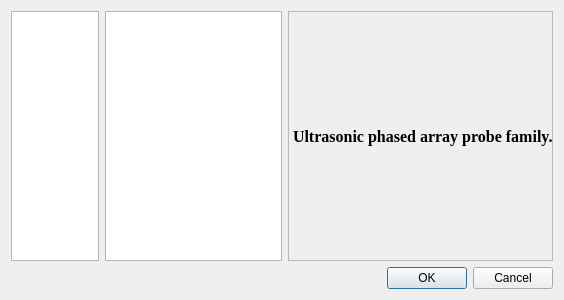
Qt form ui/menu/probe_part/probe_dialog.ui (15903016222/Voice) before a commit.
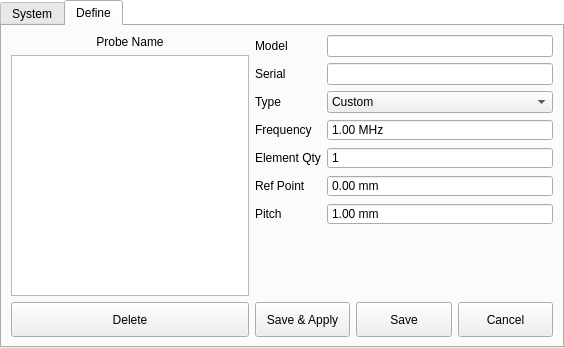
The same form after that commit. The open tabs and pages were chosen to show the change.

Commit message: 修改: Probe增加保存接口；ProbeDialog增加自定义设置

What changed in the file:
```diff
--- a/ui/menu/probe_part/probe_dialog.ui
+++ b/ui/menu/probe_part/probe_dialog.ui
@@ -7,16 +7,58 @@
     <x>0</x>
     <y>0</y>
     <width>564</width>
-    <height>300</height>
+    <height>348</height>
    </rect>
   </property>
   <property name="windowTitle">
    <string>Dialog</string>
   </property>
+  <property name="styleSheet">
+   <string notr="true">QDialog {
+background-color: rgba(255, 255, 255, 0);
+}</string>
+  </property>
   <layout class="QVBoxLayout" name="verticalLayout">
+   <property name="spacing">
+    <number>0</number>
+   </property>
+   <property name="leftMargin">
+    <number>0</number>
+   </property>
+   <property name="topMargin">
+    <number>0</number>
+   </property>
+   <property name="rightMargin">
+    <number>0</number>
+   </property>
+   <property name="bottomMargin">
+    <number>0</number>
+   </property>
+   <item>
+    <widget class="QTabWidget" name="tabWidget">
+     <property name="currentIndex">
+      <number>0</number>
+     </property>
+     <widget class="QWidget" name="systemTab">
+      <attribute name="title">
+       <string>System</string>
+      </attribute>
+      <layout class="QVBoxLayout" name="verticalLayout_9">
    <item>
     <layout class="QHBoxLayout" name="horizontalLayout" stretch="1,2,3">
      <item>
+          <layout class="QVBoxLayout" name="verticalLayout_4" stretch="0,1">
+           <item>
+            <widget class="QLabel" name="label_3">
+             <property name="text">
+              <string>Serial</string>
+             </property>
+             <property name="alignment">
+              <set>Qt::AlignCenter</set>
+             </property>
+            </widget>
+           </item>
+           <item>
       <widget class="QListWidget" name="dirListWidget">
        <property name="sizePolicy">
         <sizepolicy hsizetype="Ignored" vsizetype="Expanding">
@@ -68,6 +110,8 @@
      </item>
     </layout>
    </item>
+        </layout>
+       </item>
    <item>
     <layout class="QHBoxLayout" name="horizontalLayout_2">
      <item>
@@ -85,6 +129,12 @@
      </item>
      <item>
       <widget class="QPushButton" name="okPushButton">
+           <property name="minimumSize">
+            <size>
+             <width>0</width>
+             <height>35</height>
+            </size>
+           </property>
        <property name="text">
         <string>OK</string>
        </property>
@@ -92,12 +142,303 @@
      </item>
      <item>
       <widget class="QPushButton" name="cancelPushButton">
+           <property name="minimumSize">
+            <size>
+             <width>0</width>
+             <height>35</height>
+            </size>
+           </property>
        <property name="text">
         <string>Cancel</string>
        </property>
       </widget>
      </item>
     </layout>
+       </item>
+      </layout>
+     </widget>
+     <widget class="QWidget" name="defineTab">
+      <attribute name="title">
+       <string>Define</string>
+      </attribute>
+      <layout class="QHBoxLayout" name="horizontalLayout_5" stretch="4,5">
+       <item>
+        <layout class="QVBoxLayout" name="verticalLayout_5" stretch="0,1,0">
+         <item>
+          <widget class="QLabel" name="label_2">
+           <property name="text">
+            <string>Probe Name</string>
+           </property>
+           <property name="alignment">
+            <set>Qt::AlignCenter</set>
+           </property>
+          </widget>
+         </item>
+         <item>
+          <widget class="QListWidget" name="defineListWidget"/>
+         </item>
+         <item>
+          <widget class="QPushButton" name="pushButton">
+           <property name="sizePolicy">
+            <sizepolicy hsizetype="Minimum" vsizetype="Fixed">
+             <horstretch>0</horstretch>
+             <verstretch>0</verstretch>
+            </sizepolicy>
+           </property>
+           <property name="minimumSize">
+            <size>
+             <width>0</width>
+             <height>35</height>
+            </size>
+           </property>
+           <property name="text">
+            <string>Delete</string>
+           </property>
+          </widget>
+         </item>
+        </layout>
+       </item>
+       <item>
+        <layout class="QVBoxLayout" name="verticalLayout_6" stretch="1,0,0">
+         <item>
+          <layout class="QHBoxLayout" name="horizontalLayout_3">
+           <item>
+            <layout class="QVBoxLayout" name="verticalLayout_3">
+             <item>
+              <widget class="QLabel" name="modelLabel">
+               <property name="text">
+                <string>Model</string>
+               </property>
+              </widget>
+             </item>
+             <item>
+              <widget class="QLabel" name="serialLabel">
+               <property name="text">
+                <string>Serial</string>
+               </property>
+              </widget>
+             </item>
+             <item>
+              <widget class="QLabel" name="typeLabel">
+               <property name="text">
+                <string>Type</string>
+               </property>
+              </widget>
+             </item>
+             <item>
+              <widget class="QLabel" name="freqLabel">
+               <property name="text">
+                <string>Frequency</string>
+               </property>
+              </widget>
+             </item>
+             <item>
+              <widget class="QLabel" name="elemQtyLabel">
+               <property name="text">
+                <string>Element Qty</string>
+               </property>
+              </widget>
+             </item>
+             <item>
+              <widget class="QLabel" name="refPointLabel">
+               <property name="text">
+                <string>Ref Point</string>
+               </property>
+              </widget>
+             </item>
+             <item>
+              <widget class="QLabel" name="pitchLabel">
+               <property name="text">
+                <string>Pitch</string>
+               </property>
+              </widget>
+             </item>
+            </layout>
+           </item>
+           <item>
+            <layout class="QVBoxLayout" name="verticalLayout_2">
+             <item>
+              <widget class="QLineEdit" name="modelLineEdit">
+               <property name="text">
+                <string/>
+               </property>
+              </widget>
+             </item>
+             <item>
+              <widget class="QLineEdit" name="serialLineEdit">
+               <property name="text">
+                <string/>
+               </property>
+              </widget>
+             </item>
+             <item>
+              <widget class="QComboBox" name="typeComboBox">
+               <item>
+                <property name="text">
+                 <string>Custom</string>
+                </property>
+               </item>
+               <item>
+                <property name="text">
+                 <string>Angle Beam</string>
+                </property>
+               </item>
+               <item>
+                <property name="text">
+                 <string>Contact</string>
+                </property>
+               </item>
+               <item>
+                <property name="text">
+                 <string>Immersion</string>
+                </property>
+               </item>
+              </widget>
+             </item>
+             <item>
+              <widget class="QDoubleSpinBox" name="freqDoubleSpinBox">
+               <property name="alignment">
+                <set>Qt::AlignLeading|Qt::AlignLeft|Qt::AlignVCenter</set>
+               </property>
+               <property name="buttonSymbols">
+                <enum>QAbstractSpinBox::NoButtons</enum>
+               </property>
+               <property name="suffix">
+                <string> MHz</string>
+               </property>
+               <property name="value">
+                <double>1.000000000000000</double>
+               </property>
+              </widget>
+             </item>
+             <item>
+              <widget class="QSpinBox" name="elemQtySpinBox">
+               <property name="alignment">
+                <set>Qt::AlignLeading|Qt::AlignLeft|Qt::AlignVCenter</set>
+               </property>
+               <property name="buttonSymbols">
+                <enum>QAbstractSpinBox::NoButtons</enum>
+               </property>
+               <property name="minimum">
+                <number>1</number>
+               </property>
+               <property name="maximum">
+                <number>512</number>
+               </property>
+              </widget>
+             </item>
+             <item>
+              <widget class="QDoubleSpinBox" name="refPointDoubleSpinBox">
+               <property name="alignment">
+                <set>Qt::AlignLeading|Qt::AlignLeft|Qt::AlignVCenter</set>
+               </property>
+               <property name="buttonSymbols">
+                <enum>QAbstractSpinBox::NoButtons</enum>
+               </property>
+               <property name="suffix">
+                <string> mm</string>
+               </property>
+               <property name="value">
+                <double>0.000000000000000</double>
+               </property>
+              </widget>
+             </item>
+             <item>
+              <widget class="QDoubleSpinBox" name="pitchDoubleSpinBox">
+               <property name="buttonSymbols">
+                <enum>QAbstractSpinBox::NoButtons</enum>
+               </property>
+               <property name="suffix">
+                <string> mm</string>
+               </property>
+               <property name="value">
+                <double>1.000000000000000</double>
+               </property>
+              </widget>
+             </item>
+            </layout>
+           </item>
+          </layout>
+         </item>
+         <item>
+          <spacer name="verticalSpacer">
+           <property name="orientation">
+            <enum>Qt::Vertical</enum>
+           </property>
+           <property name="sizeHint" stdset="0">
+            <size>
+             <width>20</width>
+             <height>40</height>
+            </size>
+           </property>
+          </spacer>
+         </item>
+         <item>
+          <layout class="QHBoxLayout" name="horizontalLayout_4">
+           <item>
+            <widget class="QPushButton" name="pushButton_2">
+             <property name="sizePolicy">
+              <sizepolicy hsizetype="Minimum" vsizetype="Fixed">
+               <horstretch>0</horstretch>
+               <verstretch>0</verstretch>
+              </sizepolicy>
+             </property>
+             <property name="minimumSize">
+              <size>
+               <width>0</width>
+               <height>35</height>
+              </size>
+             </property>
+             <property name="text">
+              <string>Save &amp;&amp; Apply</string>
+             </property>
+            </widget>
+           </item>
+           <item>
+            <widget class="QPushButton" name="savePushButton">
+             <property name="sizePolicy">
+              <sizepolicy hsizetype="Minimum" vsizetype="Fixed">
+               <horstretch>0</horstretch>
+               <verstretch>0</verstretch>
+              </sizepolicy>
+             </property>
+             <property name="minimumSize">
+              <size>
+               <width>0</width>
+               <height>35</height>
+              </size>
+             </property>
+             <property name="text">
+              <string>Save</string>
+             </property>
+            </widget>
+           </item>
+           <item>
+            <widget class="QPushButton" name="cancelDefinePushButton">
+             <property name="sizePolicy">
+              <sizepolicy hsizetype="Minimum" vsizetype="Fixed">
+               <horstretch>0</horstretch>
+               <verstretch>0</verstretch>
+              </sizepolicy>
+             </property>
+             <property name="minimumSize">
+              <size>
+               <width>0</width>
+               <height>35</height>
+              </size>
+             </property>
+             <property name="text">
+              <string>Cancel</string>
+             </property>
+            </widget>
+           </item>
+          </layout>
+         </item>
+        </layout>
+       </item>
+      </layout>
+     </widget>
+    </widget>
    </item>
   </layout>
  </widget>
```
Left out of the diff: 28 changed lines with no effect on the pictures. Lines whose indentation alone changed are shown as unchanged. The commit also changes 7 other files.
